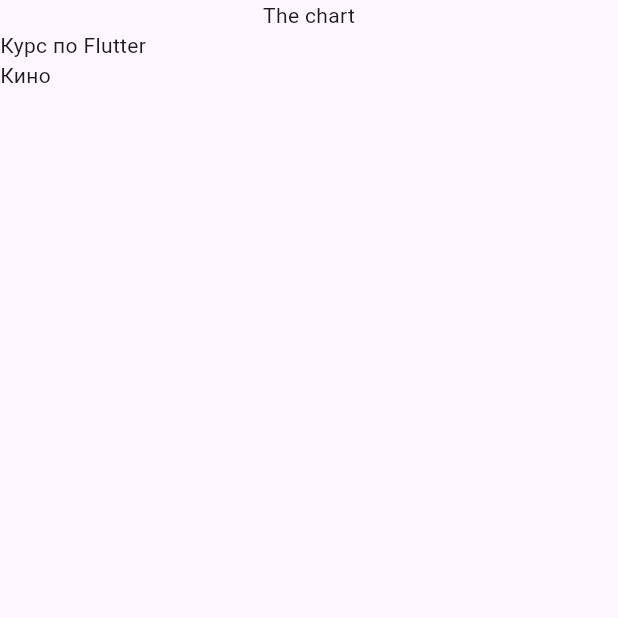
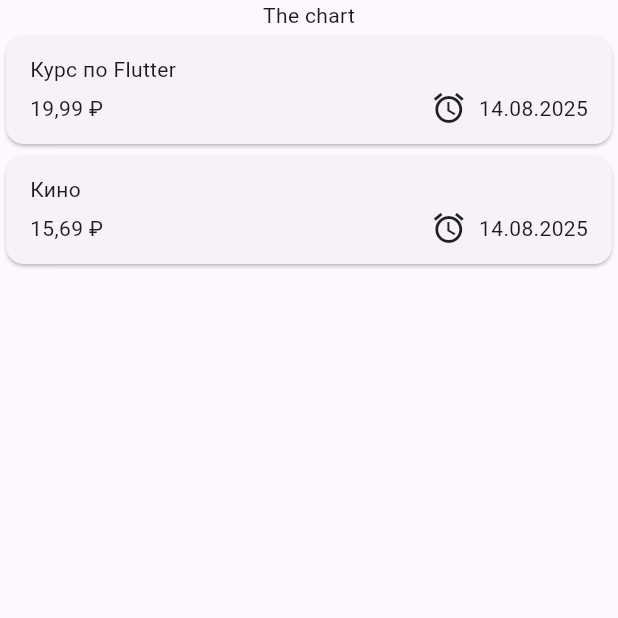
Before and after one commit to BulanovAlexander/expense_tracker, a Flutter app: the screen it shows after launch, on a phone screen of 412 x 824 dp, the top half of it. Run offline on Flutter 3.47's test engine with Material 3 defaults, Android fonts, the phone set to English and light mode, and no system bars.

Commit message:
Создание пользовательского элемента списка расходов

```diff
--- a/lib/main.dart
+++ b/lib/main.dart
@@ -1,7 +1,13 @@
 import 'package:flutter/material.dart';
-import 'package:expense_tracker/expenses.dart';
+import 'package:intl/date_symbol_data_local.dart';
+import 'package:expense_tracker/widgets/expenses/expenses.dart';
 
-void main() {
+Future<void> main() async {
+  WidgetsFlutterBinding.ensureInitialized();
+
+  // Инициализируем русскую локаль перед использованием DateFormat
+  await initializeDateFormatting('ru_RU', null);
+
   runApp(const MainApp());
 }
 
--- a/lib/expenses.dart
+++ b/lib/widgets/expenses/expenses.dart
@@ -1,6 +1,6 @@
 import 'package:flutter/material.dart';
 import 'package:expense_tracker/models/expense.dart';
-import 'package:expense_tracker/expenses_list.dart';
+import 'package:expense_tracker/widgets/expenses/expenses_list.dart';
 
 class Expenses extends StatefulWidget {
   const Expenses({super.key});
--- /dev/null
+++ b/lib/widgets/expenses/expenses_item.dart
@@ -0,0 +1,58 @@
+import 'package:intl/intl.dart';
+import 'package:flutter/material.dart';
+import 'package:expense_tracker/models/expense.dart';
+
+final currencyFormatter = NumberFormat.currency(
+  locale: 'ru_RU',
+  symbol: '₽',
+  decimalDigits: 2,
+);
+
+final dateFormatter = DateFormat('dd.MM.yyyy', 'ru_RU');
+
+class ExpensesItem extends StatelessWidget {
+  const ExpensesItem({
+    super.key,
+    required this.expense,
+  });
+
+  final Expense expense;
+
+  @override
+  Widget build(BuildContext context) {
+    return Card(
+      child: Padding(
+        padding: const EdgeInsets.symmetric(
+          horizontal: 16.0,
+          vertical: 12.0,
+        ),
+        child: Column(
+          crossAxisAlignment: CrossAxisAlignment.start,
+          children: <Widget>[
+            Text(
+              expense.title,
+            ),
+            const SizedBox(
+              height: 4.0,
+            ),
+            Row(
+              children: <Widget>[
+                Text(currencyFormatter.format(expense.amount)),
+                const Spacer(),
+                Row(
+                  children: <Widget>[
+                    const Icon(Icons.alarm),
+                    const SizedBox(
+                      width: 8.0,
+                    ),
+                    Text(dateFormatter.format(expense.date)),
+                  ],
+                ),
+              ],
+            ),
+          ],
+        ),
+      ),
+    );
+  }
+}
--- a/lib/expenses_list.dart
+++ b/lib/widgets/expenses/expenses_list.dart
@@ -1,5 +1,6 @@
 import 'package:flutter/widgets.dart';
 import 'package:expense_tracker/models/expense.dart';
+import 'package:expense_tracker/widgets/expenses/expenses_item.dart';
 
 class ExpensesList extends StatelessWidget {
   const ExpensesList({
@@ -13,7 +14,7 @@ class ExpensesList extends StatelessWidget {
   Widget build(BuildContext context) {
     return ListView.builder(
       itemCount: expenses.length,
-      itemBuilder: (context, index) => Text(expenses[index].title),
+      itemBuilder: (context, index) => ExpensesItem(expense: expenses[index]),
     );
   }
 }
--- a/pubspec.yaml
+++ b/pubspec.yaml
@@ -10,6 +10,7 @@ dependencies:
   flutter:
     sdk: flutter
   flutter_launcher_icons: ^0.14.4
+  intl: ^0.20.2
   uuid: ^4.5.1
 
 dev_dependencies:
```
Also changed, not shown: pubspec.lock.
